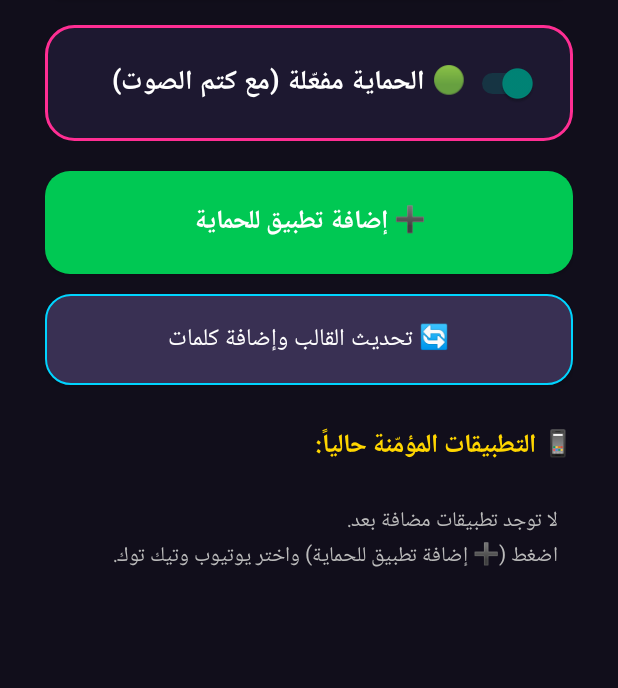
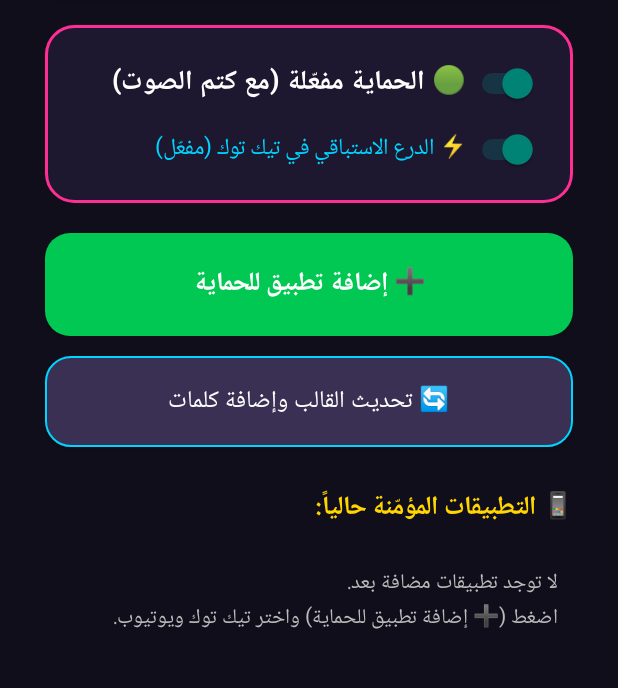
Before and after one commit to zltebai-cyber/GTA6-Blocker, an Android app: the screen it shows after launch (MainActivity), on a phone screen of 412 x 824 dp, the part 253-941 px from its top. Run offline under Robolectric (Android 15) with nearby library versions, the phone set to English and light mode, and no system bars.

Commit message:
Update MainActivity.kt

```diff
--- a/app/src/main/java/com/example/gta6spoilerblocker/MainActivity.kt
+++ b/app/src/main/java/com/example/gta6spoilerblocker/MainActivity.kt
@@ -90,7 +90,22 @@ class MainActivity : AppCompatActivity() {
                 buttonView.text = if (isChecked) "🟢 الحماية مفعّلة (مع كتم الصوت)" else "🔴 الحماية مطفأة"
             }
         }
+
+        val isPreShieldInitially = prefs.getBoolean("pre_shield_enabled", true)
+        val preShieldSwitch = Switch(this).apply {
+            text = if (isPreShieldInitially) "⚡ الدرع الاستباقي في تيك توك (مفعّل)" else "⚡ الدرع الاستباقي في تيك توك (مطفأ)"
+            textSize = 15f
+            setTextColor(Color.parseColor("#00D4FF"))
+            isChecked = isPreShieldInitially
+            setPadding(0, 24, 0, 0)
+            setOnCheckedChangeListener { buttonView, isChecked ->
+                prefs.edit().putBoolean("pre_shield_enabled", isChecked).apply()
+                buttonView.text = if (isChecked) "⚡ الدرع الاستباقي في تيك توك (مفعّل)" else "⚡ الدرع الاستباقي في تيك توك (مطفأ)"
+            }
+        }
+
         toggleBox.addView(mainSwitch)
+        toggleBox.addView(preShieldSwitch)
 
         val addAppBtn = Button(this).apply {
             text = "➕ إضافة تطبيق للحماية"
@@ -178,7 +193,7 @@ class MainActivity : AppCompatActivity() {
 
         if (protectedApps.isEmpty()) {
             val emptyMsg = TextView(this).apply {
-                text = "لا توجد تطبيقات مضافة بعد.\nاضغط (➕ إضافة تطبيق للحماية) واختر يوتيوب وتيك توك."
+                text = "لا توجد تطبيقات مضافة بعد.\nاضغط (➕ إضافة تطبيق للحماية) واختر تيك توك ويوتيوب."
                 textSize = 14f
                 setTextColor(Color.parseColor("#BBBBBB"))
                 setPadding(15, 20, 15, 20)
```
